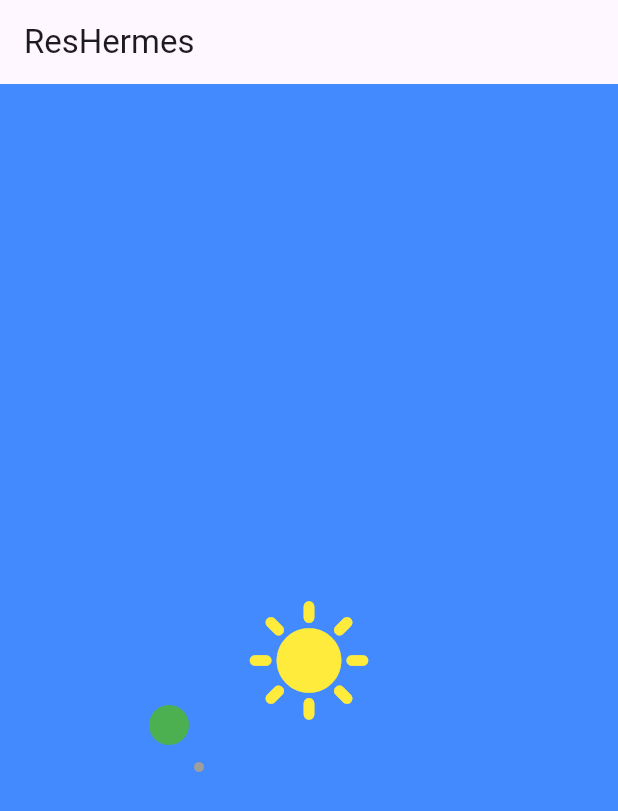
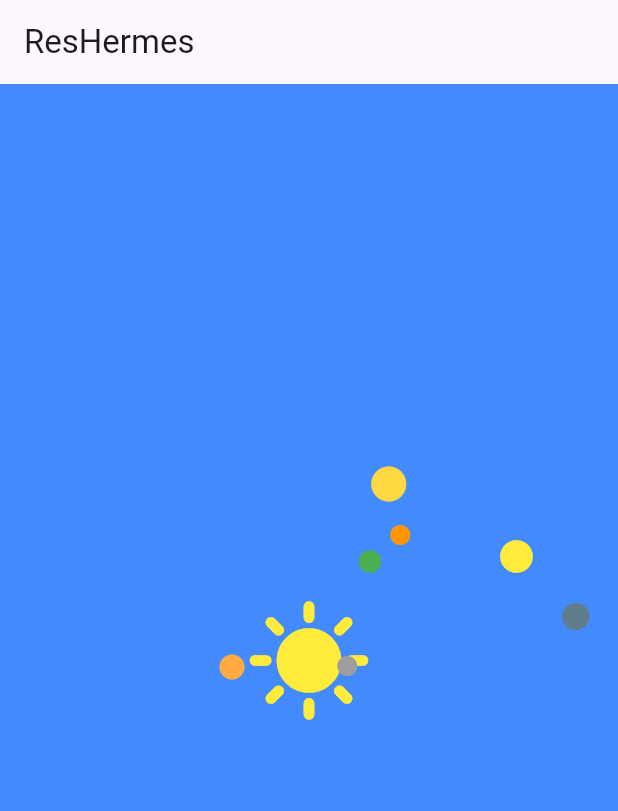
Before and after one commit to Spaceapps2023-HermesTravel/hermes_its, a Flutter app: the screen it shows after launch, on a phone screen of 412 x 824 dp. Shown: the top 811 px of the screen. Run offline on Flutter 3.47's test engine with Material 2 defaults, Android fonts, the phone set to English and light mode, and no system bars.

Commit message:
other planets :>
thx chatgpt !

```diff
--- a/lib/home_page.dart
+++ b/lib/home_page.dart
@@ -1,6 +1,8 @@
 import 'dart:math';
 
 import 'package:flutter/material.dart';
+
+import 'planets.dart';
 
 class HomePage extends StatefulWidget {
   const HomePage({super.key});
@@ -22,9 +24,7 @@ class _HomePageState extends State<HomePage> {
             (i) => i.toDouble(),
           ),
           builder: (context, snapshot) {
-            return Planets(
-              earthAngle: (snapshot.data ?? 0) / 80,
-            );
+            return Planets(day: (snapshot.data ?? 0));
           },
         ),
       ),
@@ -33,9 +33,9 @@ class _HomePageState extends State<HomePage> {
 }
 
 class Planets extends StatelessWidget {
-  final double earthAngle;
+  final double day;
 
-  const Planets({super.key, required this.earthAngle});
+  const Planets({super.key, required this.day});
 
   (double, double) calcPlanetPos(
     double angle,
@@ -50,43 +50,32 @@ class Planets extends StatelessWidget {
   Widget build(BuildContext context) {
     return LayoutBuilder(
       builder: (context, constraints) {
-        const earthSize = 32.0;
-        const moonSize = 8.0;
         final size = constraints.biggest;
         final (centerX, centerY) = (size.width / 2, size.height / 2);
-        final earthRadius = min(size.width, size.height) / 4;
-        final (earthX, earthY) = calcPlanetPos(
-          earthAngle,
-          earthRadius,
-        );
-        final (moonX, moonY) = calcPlanetPos(
-          earthAngle * 5,
-          earthRadius / 3,
-        );
+
+        final planets = Planet.values.indexed.map<Widget>((e) {
+          final (idx, planet) = e;
+          final maxRadius = min(size.width, size.height) / 2;
+          final radius = maxRadius / Planet.values.length * (idx + 1);
+          final angle = (day / 365 / planet.yearsToFullRotation) * 2 * pi;
+          final (x, y) = calcPlanetPos(angle, radius);
+          return Positioned(
+            left: centerX + (x - planet.size / 2),
+            bottom: centerY + (y - planet.size / 2),
+            child: Icon(
+              Icons.circle,
+              size: planet.size,
+              color: planet.color,
+            ),
+          );
+        });
         return Stack(
           children: [
             const Align(
               alignment: Alignment.center,
               child: Icon(Icons.sunny, size: 86, color: Colors.yellow),
             ),
-            Positioned(
-              left: centerX + (earthX - earthSize / 2),
-              bottom: centerY + (earthY - earthSize / 2),
-              child: const Icon(
-                Icons.circle,
-                size: earthSize,
-                color: Colors.green,
-              ),
-            ),
-            Positioned(
-              left: centerX + earthX + (moonX - moonSize / 2),
-              bottom: centerY + earthY + (moonY - moonSize / 2),
-              child: const Icon(
-                Icons.circle,
-                size: moonSize,
-                color: Colors.grey,
-              ),
-            ),
+            ...planets
           ],
         );
       },
--- /dev/null
+++ b/lib/planets.dart
@@ -0,0 +1,23 @@
+import 'package:flutter/material.dart';
+
+enum Planet {
+  // Thanx chat gpt!
+  mercury(size: 16, yearsToFullRotation: 0.2408467, color: Colors.grey),
+  venus(size: 20, yearsToFullRotation: 0.61519726, color: Colors.orangeAccent),
+  earth(size: 18, yearsToFullRotation: 1.0, color: Colors.green),
+  mars(size: 16, yearsToFullRotation: 1.8808158, color: Colors.orange),
+  jupiter(size: 28, yearsToFullRotation: 11.862615, color: Colors.amberAccent),
+  saturn(size: 26, yearsToFullRotation: 29.447498, color: Colors.yellow),
+  uranus(size: 22, yearsToFullRotation: 84.016846, color: Colors.blueGrey),
+  neptune(size: 24, yearsToFullRotation: 164.79132, color: Colors.blueAccent);
+
+  const Planet({
+    required this.size,
+    required this.yearsToFullRotation,
+    required this.color,
+  });
+
+  final double size;
+  final double yearsToFullRotation;
+  final Color color;
+}
```
